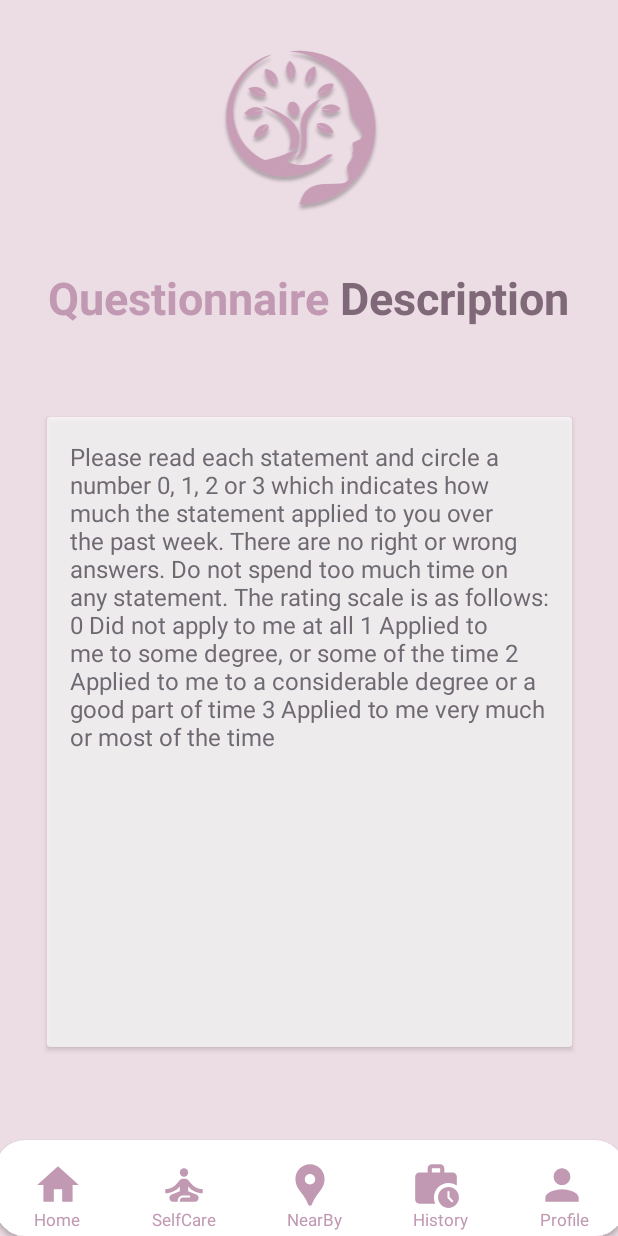
After one commit to DmAsnaff/MentCare_individualProject_Asnaff, an Android app: the dassDescription screen opened directly, with no data from a screen before it, on a phone screen of 412 x 824 dp. The commit adds this screen. Run offline under Robolectric (Android 15) with nearby library versions, the phone set to English and light mode, and no system bars.

Commit message:
First Commit

```diff
--- a/app/src/main/AndroidManifest.xml
+++ b/app/src/main/AndroidManifest.xml
@@ -13,6 +13,9 @@
         android:theme="@style/Theme.MentCare_individualProject_Asnaff"
         tools:targetApi="31">
         <activity
+            android:name=".dassDescription"
+            android:exported="false" />
+        <activity
             android:name=".Home"
             android:exported="false" />
         <activity
--- /dev/null
+++ b/app/src/main/java/com/example/mentcare_individualproject_asnaff/dassDescription.java
@@ -0,0 +1,19 @@
+package com.example.mentcare_individualproject_asnaff;
+
+import androidx.appcompat.app.AppCompatActivity;
+
+import android.graphics.Color;
+import android.os.Bundle;
+
+public class dassDescription extends AppCompatActivity {
+
+    @Override
+    protected void onCreate(Bundle savedInstanceState) {
+        super.onCreate(savedInstanceState);
+        setContentView(R.layout.activity_dass_description);
+        getWindow().setStatusBarColor(Color.parseColor("#54434E"));
+
+
+
+    }
+}
--- /dev/null
+++ b/app/src/main/res/layout/activity_dass_description.xml
@@ -0,0 +1,240 @@
+<?xml version="1.0" encoding="utf-8"?>
+<androidx.constraintlayout.widget.ConstraintLayout xmlns:android="http://schemas.android.com/apk/res/android"
+    xmlns:app="http://schemas.android.com/apk/res-auto"
+    xmlns:tools="http://schemas.android.com/tools"
+    android:layout_width="match_parent"
+    android:layout_height="match_parent"
+    tools:context=".dassDescription"
+    android:background="@color/bg">
+
+
+    <androidx.cardview.widget.CardView
+        android:id="@+id/cardView"
+        android:layout_width="420dp"
+        android:layout_height="64dp"
+        app:cardBackgroundColor="@color/white"
+        app:cardCornerRadius="20dp"
+        app:layout_constraintBottom_toBottomOf="parent"
+        app:layout_constraintEnd_toEndOf="parent"
+        app:layout_constraintHorizontal_bias="0.555"
+        app:layout_constraintStart_toStartOf="parent">
+
+        <LinearLayout
+            android:layout_width="match_parent"
+            android:layout_height="match_parent"
+            android:layout_gravity="top"
+            android:orientation="horizontal"
+            android:weightSum="5">
+
+            <ImageButton
+                android:id="@+id/homebutton"
+                android:layout_width="0dp"
+                android:layout_height="33dp"
+                android:layout_marginTop="13dp"
+                android:layout_weight="1"
+                android:background="#00FFFFFF"
+                android:contentDescription="Home"
+                android:scaleType="fitCenter"
+                android:tint="@color/Button2"
+                app:srcCompat="@drawable/baseline_home_24" />
+
+            <ImageButton
+                android:id="@+id/carebutton"
+                android:layout_width="0dp"
+                android:layout_height="33dp"
+                android:layout_marginTop="13dp"
+                android:layout_weight="1"
+                android:background="#00FFFFFF"
+
+                android:contentDescription="Selfcare"
+                android:scaleType="fitCenter"
+                android:tint="@color/Button2"
+
+                app:srcCompat="@drawable/baseline_self_improvement_24" />
+
+            <ImageButton
+                android:id="@+id/locationbutton"
+                android:layout_width="0dp"
+                android:layout_height="33dp"
+                android:layout_marginTop="13dp"
+                android:layout_weight="1"
+                android:background="#00FFFFFF"
+
+                android:contentDescription="Location"
+                android:scaleType="fitCenter"
+                android:tint="@color/Button2"
+
+                app:srcCompat="@drawable/baseline_location_pin_24" />
+
+            <ImageButton
+                android:id="@+id/historybutton"
+                android:layout_width="0dp"
+                android:layout_height="33dp"
+                android:layout_marginTop="13dp"
+                android:layout_weight="1"
+                android:background="#00FFFFFF"
+                android:contentDescription="History"
+
+                android:scaleType="fitCenter"
+                android:tint="@color/Button2"
+
+                app:srcCompat="@drawable/baseline_work_history_24" />
+
+            <ImageButton
+                android:id="@+id/profilebutton"
+                android:layout_width="0dp"
+                android:layout_height="33dp"
+                android:layout_marginTop="13dp"
+                android:layout_weight="1"
+
+                android:background="#00FFFFFF"
+                android:contentDescription="profile"
+                android:scaleType="fitCenter"
+                android:tint="@color/Button2"
+
+                app:srcCompat="@drawable/baseline_person_24" />
+
+        </LinearLayout>
+
+        <LinearLayout
+            android:layout_width="match_parent"
+            android:layout_height="match_parent"
+            android:orientation="horizontal">
+
+            <TextView
+                android:id="@+id/textView17"
+                android:layout_width="wrap_content"
+                android:layout_height="wrap_content"
+                android:layout_marginTop="45dp"
+                android:layout_weight="1"
+                android:gravity="center"
+                android:text=" Home"
+                android:textColor="@color/Button2"
+                android:textSize="11sp" />
+
+            <TextView
+                android:id="@+id/textView18"
+                android:layout_width="wrap_content"
+                android:layout_height="wrap_content"
+                android:layout_marginTop="45dp"
+                android:layout_weight="1"
+                android:gravity="center"
+                android:text="SelfCare"
+                android:textColor="@color/Button2"
+                android:textSize="11sp" />
+
+            <TextView
+                android:id="@+id/textView16"
+                android:layout_width="wrap_content"
+                android:layout_height="wrap_content"
+                android:layout_marginTop="45dp"
+                android:layout_weight="1"
+                android:gravity="center"
+                android:text="NearBy"
+                android:textColor="@color/Button2"
+                android:textSize="11sp" />
+
+            <TextView
+                android:id="@+id/textView15"
+                android:layout_width="wrap_content"
+                android:layout_height="wrap_content"
+                android:layout_marginTop="45dp"
+                android:layout_weight="1"
+                android:gravity="center"
+                android:text="History"
+                android:textColor="@color/Button2"
+                android:textSize="11sp" />
+
+            <TextView
+                android:id="@+id/textView14"
+                android:layout_width="wrap_content"
+                android:layout_height="wrap_content"
+                android:layout_marginTop="45dp"
+                android:layout_weight="1"
+                android:gravity="center"
+                android:text="Profile"
+                android:textColor="@color/Button2"
+                android:textSize="11sp" />
+        </LinearLayout>
+
+    </androidx.cardview.widget.CardView>
+
+    <LinearLayout
+        android:id="@+id/linearLayout"
+        android:layout_width="match_parent"
+        android:layout_height="match_parent"
+        android:orientation="vertical">
+
+        <ImageView
+            android:id="@+id/imageView3"
+            android:layout_width="match_parent"
+            android:layout_height="wrap_content"
+            app:srcCompat="@drawable/logon" />
+
+        <LinearLayout
+            android:layout_width="match_parent"
+            android:layout_height="match_parent"
+            android:gravity="center"
+            android:orientation="horizontal">
+
+            <TextView
+                android:id="@+id/textView52pubu"
+                android:layout_width="wrap_content"
+                android:layout_height="wrap_content"
+                android:layout_gravity="top"
+                android:text="Questionnaire"
+                android:textColor="@color/Button2"
+                android:textSize="30sp"
+                android:textStyle="bold"
+
+                />
+
+            <TextView
+                android:id="@+id/textView62pubu"
+                android:layout_width="wrap_content"
+                android:layout_height="wrap_content"
+                android:layout_gravity="top"
+                android:text=" Description"
+                android:textColor="#7F6877"
+
+                android:textSize="30sp"
+                android:textStyle="bold" />
+
+        </LinearLayout>
+
+    </LinearLayout>
+
+    <androidx.cardview.widget.CardView
+        android:layout_width="350dp"
+        android:layout_height="420dp"
+
+        android:layout_marginTop="150dp"
+        android:layout_marginBottom="-65dp"
+        app:cardBackgroundColor="@color/white"
+        android:alpha=".7"
+        app:layout_constraintBottom_toTopOf="@+id/cardView"
+        app:layout_constraintEnd_toEndOf="parent"
+        app:layout_constraintStart_toStartOf="parent"
+        app:layout_constraintTop_toTopOf="parent" >
+
+        <TextView
+            android:id="@+id/textView4"
+            android:layout_width="wrap_content"
+            android:layout_height="wrap_content"
+            android:layout_marginStart="15dp"
+            android:layout_marginEnd="15dp"
+            android:layout_marginTop="15dp"
+            android:layout_weight="1"
+            android:text="Please read each statement and circle a number 0, 1, 2 or 3 which indicates how much the statement
+applied to you over the past week. There are no right or wrong answers. Do not spend too much
+time on any statement.
+The rating scale is as follows:
+0 Did not apply to me at all
+1 Applied to me to some degree, or some of the time
+2 Applied to me to a considerable degree or a good part of time
+3 Applied to me very much or most of the time"
+            android:textSize="16sp"/>
+
+    </androidx.cardview.widget.CardView>
+
+</androidx.constraintlayout.widget.ConstraintLayout>
--- a/app/src/main/res/values/colors.xml
+++ b/app/src/main/res/values/colors.xml
@@ -7,6 +7,8 @@
     <color name="highlight">#F56A2E</color>
     <color name="Button1">#54434E</color>
     <color name="Button2">#C199B2</color>
+    <color name="text2">#7F6877</color>
+
 
 
 </resources>
```
Also changed, not shown: app/src/main/java/com/example/mentcare_individualproject_asnaff/Home.java (+10 -2 lines), app/src/main/res/layout/activity_home.xml (+120 -7 lines).
